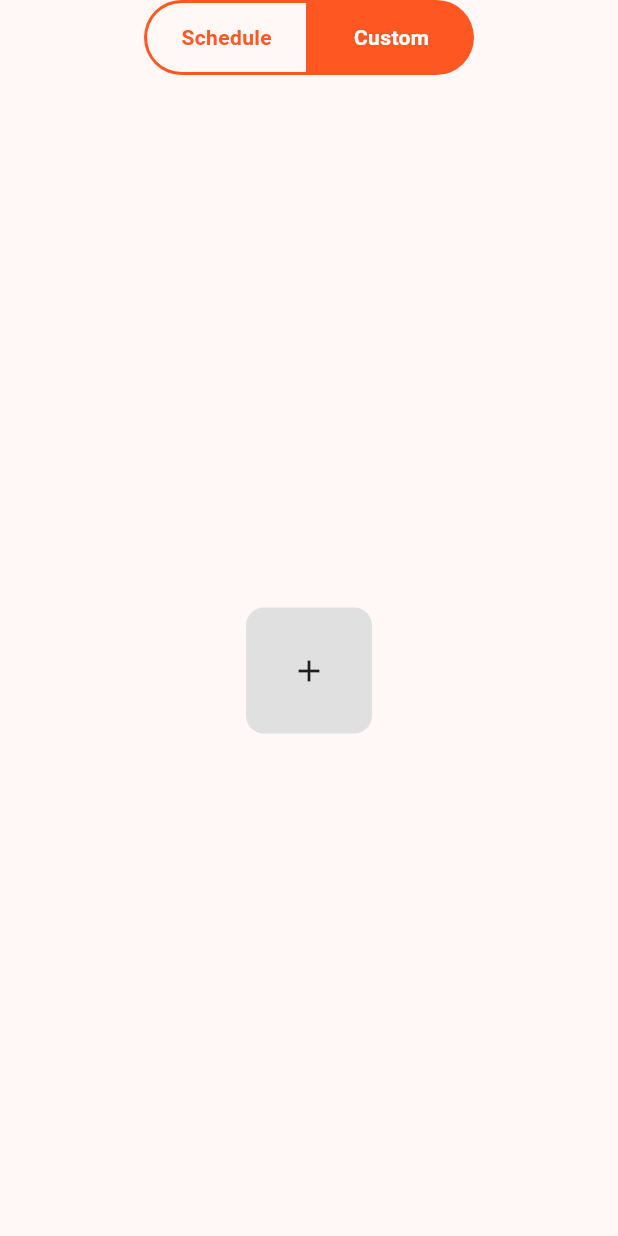
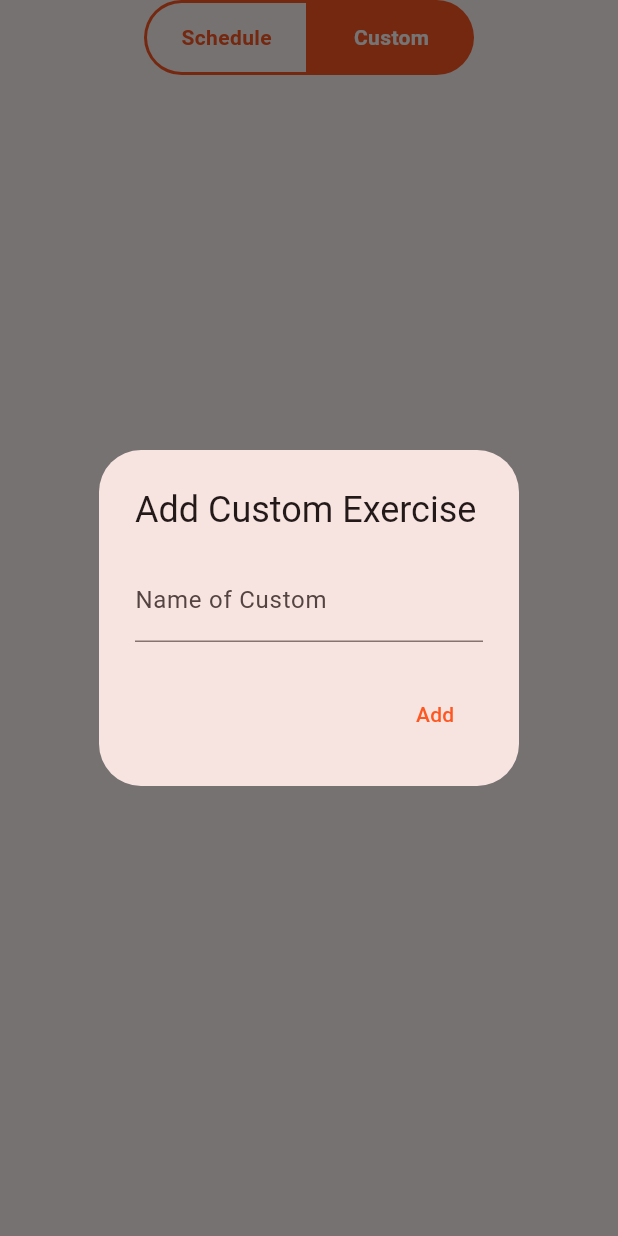
Before and after one commit to Alankoye1/planner_application, a Flutter app: the MyplanScreen screen opened directly, after a tap on "Custom", after a tap on the "add" icon, on a phone screen of 412 x 824 dp. Run offline on Flutter 3.47's test engine with Material 3 defaults, Android fonts, the phone set to English and light mode, and no system bars.

Commit message:
feat: Enhance exercise management with custom exercise addition and detail screens

```diff
--- a/lib/models/excersice.dart
+++ b/lib/models/excersice.dart
@@ -1,4 +1,3 @@
-
 class Excercise {
   final String id;
   final String excerciseTitle;
@@ -12,9 +11,7 @@ class Excercise {
     required this.categoryId,
   });
 
-
-
   void addExcerciseToCustom() {
-
+    // TODO: Implement adding exercise functionality
   }
 }
--- a/lib/screens/custom_excercise_screen.dart
+++ b/lib/screens/custom_excercise_screen.dart
@@ -4,6 +4,33 @@ import 'package:planner/models/excersice.dart';
 
 class CustomExerciseScreen extends StatelessWidget {
   const CustomExerciseScreen({super.key});
+
+  _addingExercise(BuildContext context) {
+    final TextEditingController name = TextEditingController();
+    showDialog(
+      context: context,
+      builder: (context) {
+        return AlertDialog(
+          title: const Text('Add Custom Exercise'),
+          content: TextField(
+            decoration: const InputDecoration(labelText: 'Name of Custom'),
+            controller: name,
+          ),
+          actions: [
+            TextButton(
+              onPressed: () {
+                if (name.text.trim().isNotEmpty) {
+                  customExercises[name.text.trim()] = <Excercise>[];
+                }
+                Navigator.of(context).pop();
+              },
+              child: const Text('Add'),
+            ),
+          ],
+        );
+      },
+    );
+  }
 
   @override
   Widget build(BuildContext context) {
@@ -12,6 +39,7 @@ class CustomExerciseScreen extends StatelessWidget {
             child: InkWell(
               onTap: () {
                 // TODO: Implement navigation to custom exercise creation screen
+                _addingExercise(context);
               },
               child: Container(
                 padding: const EdgeInsets.all(30),
@@ -38,6 +66,18 @@ class CustomExerciseScreen extends StatelessWidget {
                     fontWeight: FontWeight.bold,
                     fontSize: 18,
                   ),
+                  ),
+                  trailing: Row(
+                  mainAxisSize: MainAxisSize.min,
+                  children: [
+                    IconButton(
+                    icon: const Icon(Icons.add, color: Colors.green),
+                    onPressed: () {
+                      // TODO: Implement add exercise to this category
+                    },
+                    ),
+                    const Icon(Icons.expand_more),
+                  ],
                   ),
                   children: exercises.map((exercise) {
                   return ListTile(
--- a/lib/screens/myplan_screen.dart
+++ b/lib/screens/myplan_screen.dart
@@ -2,8 +2,6 @@ import 'package:flutter/material.dart';
 import 'package:planner/screens/custom_excercise_screen.dart';
 import 'package:planner/screens/schedule_screen.dart';
 import 'package:planner/widgets/navigation_screen.dart';
-import 'package:planner/data.dart';
-import 'package:planner/models/excersice.dart';
 
 class MyplanScreen extends StatefulWidget {
   const MyplanScreen({super.key});
@@ -18,9 +16,7 @@ class _MyplanScreenState extends State<MyplanScreen> {
   // change the state of the screen based on the navigation toggle
   @override
   void didChangeDependencies() {
-    setState(() {
-      print( '_isSchedule: $_isSchedule');
-    });
+    setState(() {});
     super.didChangeDependencies();
   }
 
@@ -34,7 +30,6 @@ class _MyplanScreenState extends State<MyplanScreen> {
               setState(() {
                 _isSchedule = isSchedule;
               });
-              print('Navigation toggled: $_isSchedule');
             },
           ),
           const SizedBox(height: 20),
@@ -45,8 +40,4 @@ class _MyplanScreenState extends State<MyplanScreen> {
       ),
     );
   }
-
-
-
-
 }
--- a/lib/widgets/navigation_screen.dart
+++ b/lib/widgets/navigation_screen.dart
@@ -1,10 +1,7 @@
-
 import 'package:flutter/material.dart';
 
 class NavigationScreen extends StatefulWidget {
-  const NavigationScreen({
-    super.key,  required this.onToggle,
-  });
+  const NavigationScreen({super.key, required this.onToggle});
   final Function(bool isSchedule) onToggle;
 
   @override
@@ -21,7 +18,6 @@ class _NavigationScreenState extends State<NavigationScreen> {
       children: [
         InkWell(
           onTap: () {
-            // TODO: Implement navigation to schedule screen
             setState(() {
               isSchedule = true;
             });
@@ -47,11 +43,15 @@ class _NavigationScreenState extends State<NavigationScreen> {
               ),
             ),
             child: Center(
-              child: Text('Schedule',
-                  style: TextStyle(
-                    fontWeight: FontWeight.bold,
-                    color: isSchedule ? Colors.white : Theme.of(context).colorScheme.primary,
-                  )),
+              child: Text(
+                'Schedule',
+                style: TextStyle(
+                  fontWeight: FontWeight.bold,
+                  color: isSchedule
+                      ? Colors.white
+                      : Theme.of(context).colorScheme.primary,
+                ),
+              ),
             ),
           ),
         ),
@@ -82,11 +82,15 @@ class _NavigationScreenState extends State<NavigationScreen> {
               ),
             ),
             child: Center(
-              child: Text('Custom',
-                  style: TextStyle(
-                    fontWeight: FontWeight.bold,
-                    color: isSchedule ? Theme.of(context).colorScheme.primary : Colors.white,
-                  )),
+              child: Text(
+                'Custom',
+                style: TextStyle(
+                  fontWeight: FontWeight.bold,
+                  color: isSchedule
+                      ? Theme.of(context).colorScheme.primary
+                      : Colors.white,
+                ),
+              ),
             ),
           ),
         ),
```
Also changed, not shown: lib/data.dart (+42 -14 lines), lib/main.dart (+6 -1 lines), lib/screens/excercise_detail_screen.dart (added, +36 -0 lines), lib/screens/schedule_screen.dart (+9 -7 lines), lib/screens/tab_screen.dart (+9 -9 lines), lib/widgets/category_item.dart (+5 -3 lines), lib/widgets/excercise_item.dart (+19 -4 lines). Lines whose indentation alone changed are shown as unchanged.
